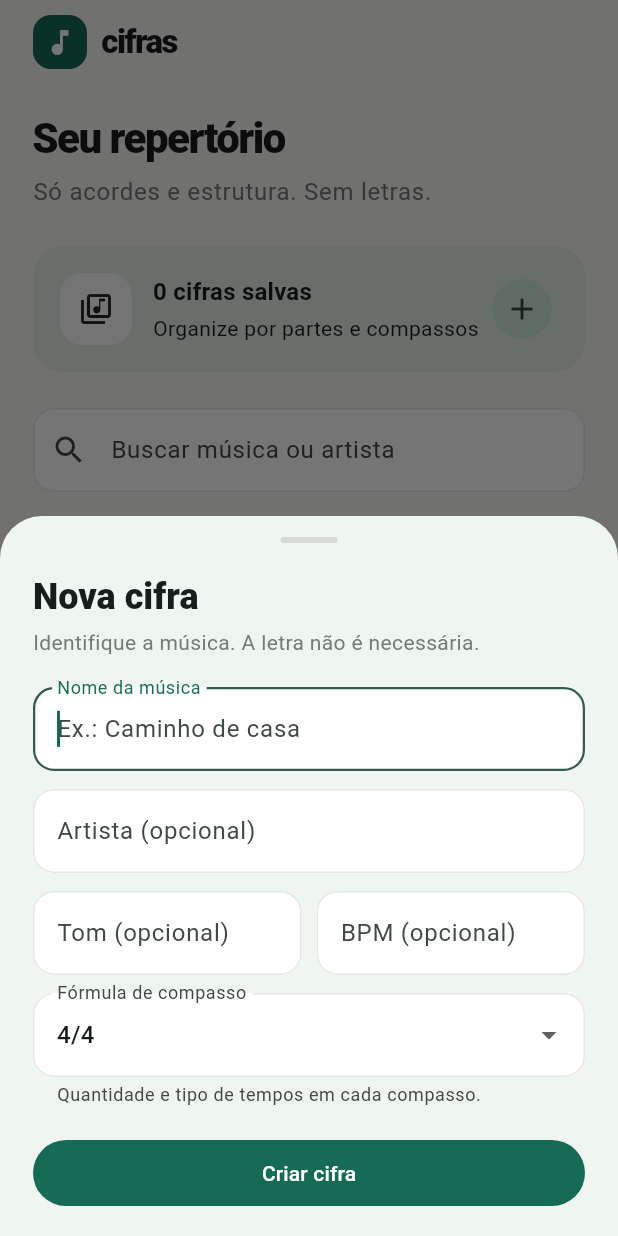
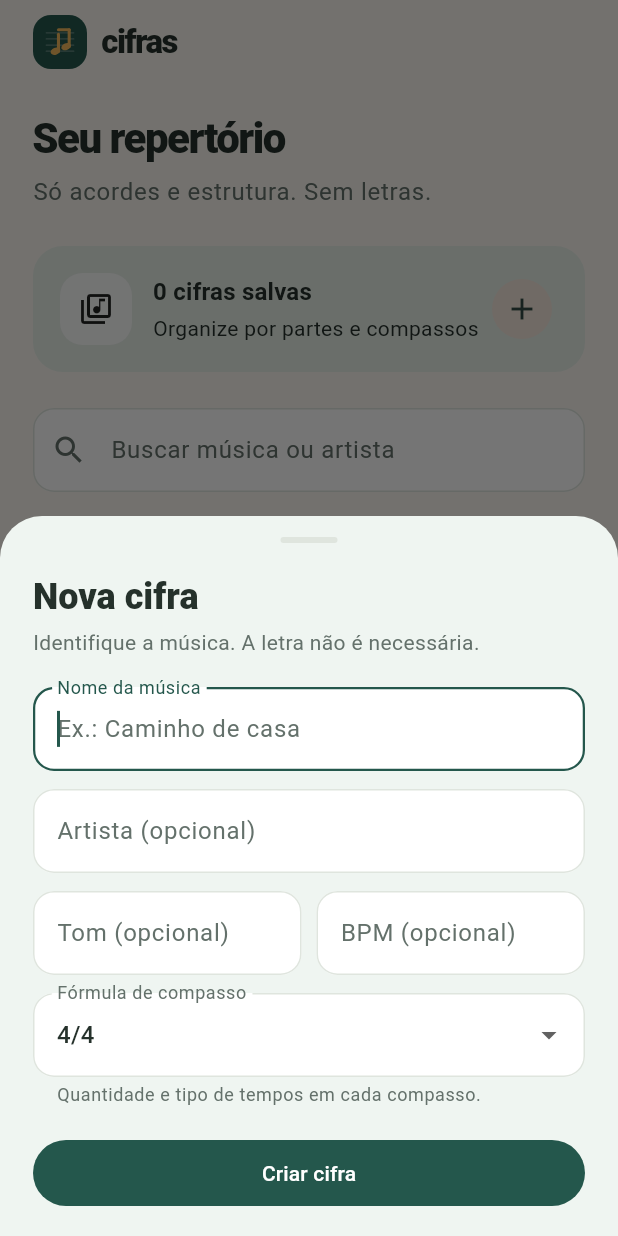
Before and after one commit to rodrigomes002/cifras, a Flutter app: the screen it shows after launch, after a tap on the "add" icon, on a phone screen of 412 x 824 dp. Run offline on Flutter 3.47's test engine with Material 3 defaults, Android fonts, the phone set to English and light mode, and no system bars; our stand-ins replace sqflite; accounts and stored records are empty.

Commit message:
feat: identidade visual

```diff
--- a/lib/main.dart
+++ b/lib/main.dart
@@ -4,6 +4,7 @@ import 'data/sqlite_song_repository.dart';
 import 'domain/song_repository.dart';
 import 'presentation/song_library_view_model.dart';
 import 'presentation/song_screens.dart';
+import 'theme/app_theme.dart';
 
 Future<void> main() async {
   WidgetsFlutterBinding.ensureInitialized();
@@ -36,38 +37,10 @@ class _CifrasAppState extends State<CifrasApp> {
 
   @override
   Widget build(BuildContext context) {
-    const seed = Color(0xFF315C4D);
     return MaterialApp(
       title: 'Cifras',
       debugShowCheckedModeBanner: false,
-      theme: ThemeData(
-        useMaterial3: true,
-        colorScheme: ColorScheme.fromSeed(
-          seedColor: seed,
-          surface: const Color(0xFFF7F7F2),
-        ),
-        scaffoldBackgroundColor: const Color(0xFFF7F7F2),
-        appBarTheme: const AppBarTheme(
-          backgroundColor: Color(0xFFF7F7F2),
-          surfaceTintColor: Colors.transparent,
-        ),
-        inputDecorationTheme: InputDecorationTheme(
-          filled: true,
-          fillColor: Colors.white,
-          border: OutlineInputBorder(
-            borderRadius: BorderRadius.circular(14),
-            borderSide: BorderSide.none,
-          ),
-          enabledBorder: OutlineInputBorder(
-            borderRadius: BorderRadius.circular(14),
-            borderSide: const BorderSide(color: Color(0xFFE5E8E2)),
-          ),
-          focusedBorder: OutlineInputBorder(
-            borderRadius: BorderRadius.circular(14),
-            borderSide: const BorderSide(color: seed, width: 1.5),
-          ),
-        ),
-      ),
+      theme: AppTheme.light,
       home: SongLibraryScreen(viewModel: _viewModel),
     );
   }
--- /dev/null
+++ b/lib/presentation/cifras_logo.dart
@@ -0,0 +1,82 @@
+import 'package:flutter/material.dart';
+
+import '../theme/app_theme.dart';
+
+class CifrasLogo extends StatelessWidget {
+  const CifrasLogo({super.key, this.size = 36, this.cornerRadius = 12});
+
+  final double size;
+  final double cornerRadius;
+
+  @override
+  Widget build(BuildContext context) {
+    final colorScheme = Theme.of(context).colorScheme;
+    return Container(
+      width: size,
+      height: size,
+      decoration: BoxDecoration(
+        color: colorScheme.primary,
+        borderRadius: BorderRadius.circular(cornerRadius),
+      ),
+      alignment: Alignment.center,
+      child: CustomPaint(
+        size: Size.square(size * 0.68),
+        painter: _MusicMarkPainter(
+          foreground: colorScheme.onPrimary,
+          accent: AppColors.amber,
+        ),
+      ),
+    );
+  }
+}
+
+class _MusicMarkPainter extends CustomPainter {
+  const _MusicMarkPainter({required this.foreground, required this.accent});
+
+  final Color foreground;
+  final Color accent;
+
+  @override
+  void paint(Canvas canvas, Size size) {
+    final scale = size.width / 24;
+    canvas.save();
+    canvas.scale(scale);
+
+    final staffPaint = Paint()
+      ..color = foreground.withValues(alpha: 0.3)
+      ..strokeWidth = 0.8
+      ..strokeCap = StrokeCap.round;
+    for (final y in [6.0, 10.0, 14.0, 18.0]) {
+      canvas.drawLine(Offset(3, y), Offset(21, y), staffPaint);
+    }
+
+    final notePaint = Paint()
+      ..color = accent
+      ..strokeWidth = 2
+      ..strokeCap = StrokeCap.round
+      ..style = PaintingStyle.stroke;
+    canvas.drawLine(const Offset(11, 7), const Offset(11, 18), notePaint);
+    canvas.drawLine(const Offset(18, 4), const Offset(18, 15), notePaint);
+    canvas.drawLine(const Offset(11, 4), const Offset(18, 4), notePaint);
+
+    final noteHeadPaint = Paint()
+      ..color = accent
+      ..style = PaintingStyle.fill;
+    for (final center in [const Offset(9, 18), const Offset(16, 15)]) {
+      canvas.save();
+      canvas.translate(center.dx, center.dy);
+      canvas.rotate(-0.38);
+      canvas.drawOval(
+        Rect.fromCenter(center: Offset.zero, width: 6.5, height: 4.5),
+        noteHeadPaint,
+      );
+      canvas.restore();
+    }
+    canvas.restore();
+  }
+
+  @override
+  bool shouldRepaint(_MusicMarkPainter oldDelegate) {
+    return foreground != oldDelegate.foreground || accent != oldDelegate.accent;
+  }
+}
--- a/lib/presentation/song_screens.dart
+++ b/lib/presentation/song_screens.dart
@@ -2,6 +2,8 @@ import 'package:flutter/material.dart';
 
 import '../domain/music_transposition.dart';
 import '../domain/song.dart';
+import '../theme/app_theme.dart';
+import 'cifras_logo.dart';
 import 'song_library_view_model.dart';
 
 const _sectionNames = [
@@ -81,19 +83,7 @@ class _SongLibraryScreenState extends State<SongLibraryScreen> {
         titleSpacing: 22,
         title: Row(
           children: [
-            Container(
-              width: 36,
-              height: 36,
-              decoration: BoxDecoration(
-                color: Theme.of(context).colorScheme.primary,
-                borderRadius: BorderRadius.circular(12),
-              ),
-              child: const Icon(
-                Icons.music_note,
-                color: Colors.white,
-                size: 22,
-              ),
-            ),
+            const CifrasLogo(),
             const SizedBox(width: 10),
             const Text(
               'cifras',
@@ -130,7 +120,7 @@ class _SongLibraryScreenState extends State<SongLibraryScreen> {
                 Text(
                   'Só acordes e estrutura. Sem letras.',
                   style: Theme.of(context).textTheme.bodyLarge
-                      ?.copyWith(color: const Color(0xFF747B75)),
+                      ?.copyWith(color: AppColors.muted),
                 ),
                 const SizedBox(height: 24),
                 _RepertoireSummary(
@@ -172,14 +162,14 @@ class _SongLibraryScreenState extends State<SongLibraryScreen> {
                             ?.copyWith(
                               fontWeight: FontWeight.w800,
                               letterSpacing: 1.2,
-                              color: const Color(0xFF747B75),
+                              color: AppColors.muted,
                             ),
                       ),
                       const Spacer(),
                       Text(
                         '${songs.length}',
                         style: Theme.of(context).textTheme.labelMedium
-                            ?.copyWith(color: const Color(0xFF747B75)),
+                            ?.copyWith(color: AppColors.muted),
                       ),
                     ],
                   ),
@@ -341,7 +331,7 @@ class _SongDetailScreenState extends State<SongDetailScreen> {
                 Text(
                   song.artist,
                   style: Theme.of(context).textTheme.titleMedium
-                      ?.copyWith(color: const Color(0xFF747B75)),
+                      ?.copyWith(color: AppColors.muted),
                 ),
               ],
               const SizedBox(height: 20),
@@ -361,7 +351,7 @@ class _SongDetailScreenState extends State<SongDetailScreen> {
                     child: Text(
                       '${song.sections.length} ${song.sections.length == 1 ? 'seção' : 'seções'}',
                       style: Theme.of(context).textTheme.bodyMedium
-                          ?.copyWith(color: const Color(0xFF747B75)),
+                          ?.copyWith(color: AppColors.muted),
                     ),
                   ),
                 ],
@@ -422,9 +412,8 @@ class _SongKeySelector extends StatelessWidget {
               selectedKey ?? '—',
               key: const ValueKey('song-key-current'),
               overflow: TextOverflow.ellipsis,
-              style: Theme.of(
-                context,
-              ).textTheme.titleMedium?.copyWith(fontWeight: FontWeight.w800),
+              style: Theme.of(context).textTheme.titleMedium
+                  ?.copyWith(fontWeight: FontWeight.w800),
             ),
           ),
         ),
@@ -453,7 +442,7 @@ class _RepertoireSummary extends StatelessWidget {
     return Container(
       padding: const EdgeInsets.all(18),
       decoration: BoxDecoration(
-        color: const Color(0xFFE8EFE8),
+        color: AppColors.softGreen,
         borderRadius: BorderRadius.circular(20),
       ),
       child: Row(
@@ -515,10 +504,10 @@ class _SongTile extends StatelessWidget {
                 width: 46,
                 height: 46,
                 decoration: BoxDecoration(
-                  color: const Color(0xFFF0F3EE),
+                  color: AppColors.paleGreen,
                   borderRadius: BorderRadius.circular(14),
                 ),
-                child: const Icon(Icons.music_note, color: Color(0xFF315C4D)),
+                child: const Icon(Icons.music_note, color: AppColors.forest),
               ),
               const SizedBox(width: 13),
               Expanded(
@@ -540,7 +529,7 @@ class _SongTile extends StatelessWidget {
                       maxLines: 1,
                       overflow: TextOverflow.ellipsis,
                       style: Theme.of(context).textTheme.bodyMedium
-                          ?.copyWith(color: const Color(0xFF747B75)),
+                          ?.copyWith(color: AppColors.muted),
                     ),
                   ],
                 ),
@@ -554,12 +543,12 @@ class _SongTile extends StatelessWidget {
                   Text(
                     '${song.sections.length} ${song.sections.length == 1 ? 'parte' : 'partes'}',
                     style: Theme.of(context).textTheme.labelSmall
-                        ?.copyWith(color: const Color(0xFF747B75)),
+                        ?.copyWith(color: AppColors.muted),
                   ),
                 ],
               ),
               const SizedBox(width: 2),
-              const Icon(Icons.chevron_right, color: Color(0xFF909891)),
+              const Icon(Icons.chevron_right, color: AppColors.chevron),
             ],
           ),
         ),
@@ -578,15 +567,13 @@ class _KeyBadge extends StatelessWidget {
     return Container(
       padding: const EdgeInsets.symmetric(horizontal: 9, vertical: 5),
       decoration: BoxDecoration(
-        color: const Color(0xFFE8EFE8),
+        color: AppColors.softGreen,
         borderRadius: BorderRadius.circular(8),
       ),
       child: Text(
         label,
-        style: Theme.of(context).textTheme.labelMedium?.copyWith(
-          color: const Color(0xFF315C4D),
-          fontWeight: FontWeight.w800,
-        ),
+        style: Theme.of(context).textTheme.labelMedium
+            ?.copyWith(color: AppColors.forest, fontWeight: FontWeight.w800),
       ),
     );
   }
@@ -627,7 +614,7 @@ class _SongMetadata extends StatelessWidget {
                       maxLines: 1,
                       overflow: TextOverflow.ellipsis,
                       style: Theme.of(context).textTheme.labelSmall?.copyWith(
-                        color: const Color(0xFF747B75),
+                        color: AppColors.muted,
                         fontWeight: FontWeight.w700,
                         letterSpacing: 0.5,
                       ),
@@ -674,7 +661,7 @@ class _MetadataCard extends StatelessWidget {
             maxLines: 1,
             overflow: TextOverflow.ellipsis,
             style: Theme.of(context).textTheme.labelSmall?.copyWith(
-              color: const Color(0xFF747B75),
+              color: AppColors.muted,
               fontWeight: FontWeight.w700,
               letterSpacing: 0.5,
             ),
@@ -692,10 +679,7 @@ class _MetadataCard extends StatelessWidget {
 }
 
 class _SectionCard extends StatelessWidget {
-  const _SectionCard({
-    required this.section,
-    required this.onDelete,
-  });
+  const _SectionCard({required this.section, required this.onDelete});
 
   final SongSection section;
   final VoidCallback onDelete;
@@ -717,13 +701,13 @@ class _SectionCard extends StatelessWidget {
                 width: 34,
                 height: 34,
                 decoration: BoxDecoration(
-                  color: const Color(0xFFE8EFE8),
+                  color: AppColors.softGreen,
                   borderRadius: BorderRadius.circular(11),
                 ),
                 child: const Icon(
                   Icons.segment,
                   size: 19,
-                  color: Color(0xFF315C4D),
+                  color: AppColors.forest,
                 ),
               ),
               const SizedBox(width: 10),
@@ -739,7 +723,7 @@ class _SectionCard extends StatelessWidget {
                     Text(
                       'Compasso: ${section.timeSignature}',
                       style: Theme.of(context).textTheme.bodySmall
-                          ?.copyWith(color: const Color(0xFF747B75)),
+                          ?.copyWith(color: AppColors.muted),
                     ),
                   ],
                 ),
@@ -747,7 +731,7 @@ class _SectionCard extends StatelessWidget {
               Text(
                 '${section.measures.length} c.',
                 style: Theme.of(context).textTheme.labelMedium
-                    ?.copyWith(color: const Color(0xFF747B75)),
+                    ?.copyWith(color: AppColors.muted),
               ),
               IconButton(
                 tooltip: 'Excluir seção',
@@ -798,7 +782,7 @@ class _MeasureCard extends StatelessWidget {
       constraints: const BoxConstraints(minHeight: 76),
       padding: const EdgeInsets.symmetric(horizontal: 10, vertical: 9),
       decoration: BoxDecoration(
-        color: const Color(0xFFF7F7F2),
+        color: AppColors.parchment,
         borderRadius: BorderRadius.circular(12),
       ),
       child: Column(
@@ -807,7 +791,7 @@ class _MeasureCard extends StatelessWidget {
           Text(
             'COMPASSO $number',
             style: Theme.of(context).textTheme.labelSmall?.copyWith(
-              color: const Color(0xFF747B75),
+              color: AppColors.muted,
               fontWeight: FontWeight.w700,
               letterSpacing: 0.5,
             ),
@@ -816,7 +800,7 @@ class _MeasureCard extends StatelessWidget {
           Text(
             chords,
             style: Theme.of(context).textTheme.titleMedium?.copyWith(
-              color: const Color(0xFF315C4D),
+              color: AppColors.forest,
               fontWeight: FontWeight.w800,
               fontFamily: 'monospace',
             ),
@@ -842,13 +826,13 @@ class _EmptyLibrary extends StatelessWidget {
             width: 66,
             height: 66,
             decoration: BoxDecoration(
-              color: const Color(0xFFE8EFE8),
+              color: AppColors.softGreen,
               borderRadius: BorderRadius.circular(22),
             ),
             child: const Icon(
               Icons.library_music_outlined,
               size: 30,
-              color: Color(0xFF315C4D),
+              color: AppColors.forest,
             ),
           ),
           const SizedBox(height: 16),
@@ -888,7 +872,7 @@ class _EmptySections extends StatelessWidget {
       ),
       child: const Row(
         children: [
-          Icon(Icons.tips_and_updates_outlined, color: Color(0xFF315C4D)),
+          Icon(Icons.tips_and_updates_outlined, color: AppColors.forest),
           SizedBox(width: 12),
           Expanded(
             child: Text(
@@ -1169,10 +1153,8 @@ class _SectionFormSheetState extends State<_SectionFormSheet> {
                     decoration: const InputDecoration(labelText: 'Nota'),
                     items: _chordRoots
                         .map(
-                          (root) => DropdownMenuItem(
-                            value: root,
-                            child: Text(root),
-                          ),
+                          (root) =>
+                              DropdownMenuItem(value: root, child: Text(root)),
                         )
                         .toList(growable: false),
                     onChanged: (value) {
@@ -1219,9 +1201,9 @@ class _SectionFormSheetState extends State<_SectionFormSheet> {
                 margin: const EdgeInsets.only(bottom: 8),
                 padding: const EdgeInsets.all(12),
                 decoration: BoxDecoration(
-                  color: const Color(0xFFF7F7F2),
+                  color: AppColors.parchment,
                   borderRadius: BorderRadius.circular(12),
-                  border: Border.all(color: const Color(0xFFE5E8E2)),
+                  border: Border.all(color: AppColors.border),
                 ),
                 child: Column(
                   crossAxisAlignment: CrossAxisAlignment.start,
@@ -1321,7 +1303,7 @@ class _FormSheetFrame extends StatelessWidget {
                   width: 38,
                   height: 4,
                   decoration: BoxDecoration(
-                    color: const Color(0xFFD6DCD5),
+                    color: AppColors.border,
                     borderRadius: BorderRadius.circular(4),
                   ),
                 ),
@@ -1336,7 +1318,7 @@ class _FormSheetFrame extends StatelessWidget {
               Text(
                 subtitle,
                 style: Theme.of(context).textTheme.bodyMedium
-                    ?.copyWith(color: const Color(0xFF747B75)),
+                    ?.copyWith(color: AppColors.muted),
               ),
               const SizedBox(height: 20),
               child,
--- /dev/null
+++ b/lib/theme/app_theme.dart
@@ -0,0 +1,64 @@
+import 'package:flutter/material.dart';
+
+abstract final class AppColors {
+  static const forest = Color(0xFF24574C);
+  static const clay = Color(0xFF8F4F2B);
+  static const amber = Color(0xFFF1B85B);
+  static const parchment = Color(0xFFFAF7F0);
+  static const ink = Color(0xFF25312B);
+  static const muted = Color(0xFF64716B);
+  static const softGreen = Color(0xFFE7EFE8);
+  static const paleGreen = Color(0xFFF0F3ED);
+  static const border = Color(0xFFDFE5DE);
+  static const chevron = Color(0xFF909891);
+}
+
+abstract final class AppTheme {
+  static ThemeData get light {
+    final colorScheme =
+        ColorScheme.fromSeed(
+          seedColor: AppColors.forest,
+          surface: AppColors.parchment,
+        ).copyWith(
+          primary: AppColors.forest,
+          onPrimary: Colors.white,
+          secondary: AppColors.clay,
+          onSecondary: Colors.white,
+          surface: AppColors.parchment,
+          onSurface: AppColors.ink,
+          onSurfaceVariant: AppColors.muted,
+          primaryContainer: AppColors.softGreen,
+          onPrimaryContainer: AppColors.forest,
+          secondaryContainer: const Color(0xFFF4E8DC),
+          outline: AppColors.border,
+          surfaceContainerLowest: Colors.white,
+        );
+
+    return ThemeData(
+      useMaterial3: true,
+      colorScheme: colorScheme,
+      scaffoldBackgroundColor: colorScheme.surface,
+      appBarTheme: AppBarTheme(
+        backgroundColor: colorScheme.surface,
+        foregroundColor: colorScheme.onSurface,
+        surfaceTintColor: Colors.transparent,
+      ),
+      inputDecorationTheme: InputDecorationTheme(
+        filled: true,
+        fillColor: colorScheme.surfaceContainerLowest,
+        border: OutlineInputBorder(
+          borderRadius: BorderRadius.circular(14),
+          borderSide: BorderSide.none,
+        ),
+        enabledBorder: OutlineInputBorder(
+          borderRadius: BorderRadius.circular(14),
+          borderSide: const BorderSide(color: AppColors.border),
+        ),
+        focusedBorder: OutlineInputBorder(
+          borderRadius: BorderRadius.circular(14),
+          borderSide: const BorderSide(color: AppColors.forest, width: 1.5),
+        ),
+      ),
+    );
+  }
+}
```
Also changed, not shown: assets/brand/cifras-icon.png (added), assets/brand/cifras-icon.svg (added), 42 other files.
